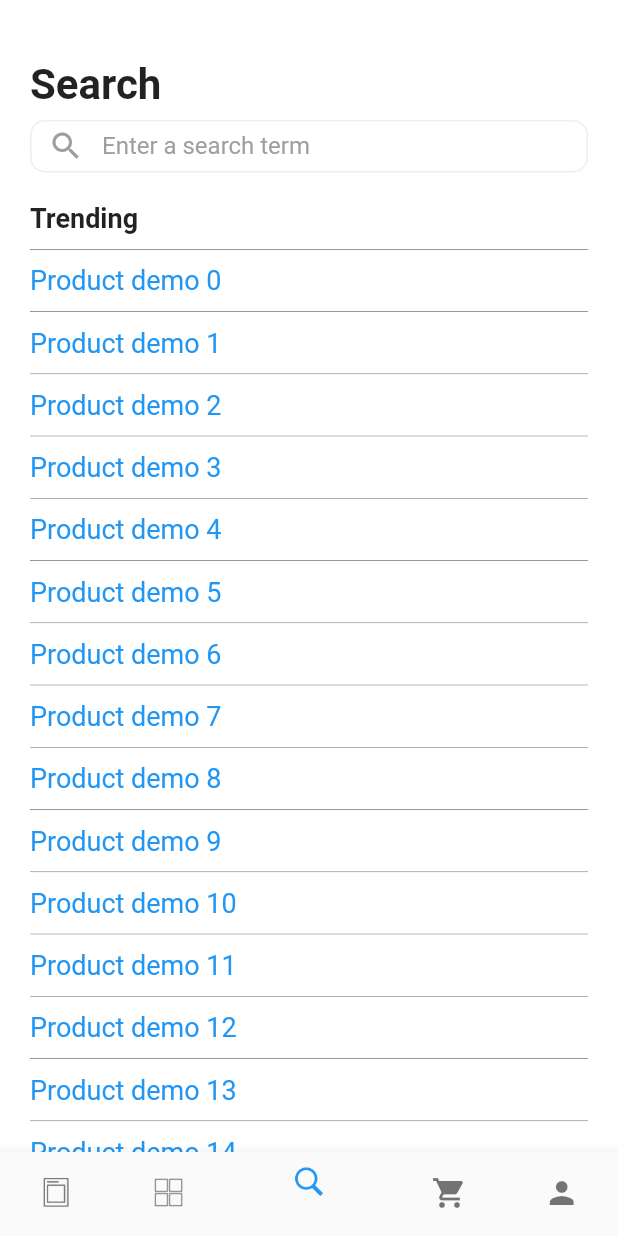
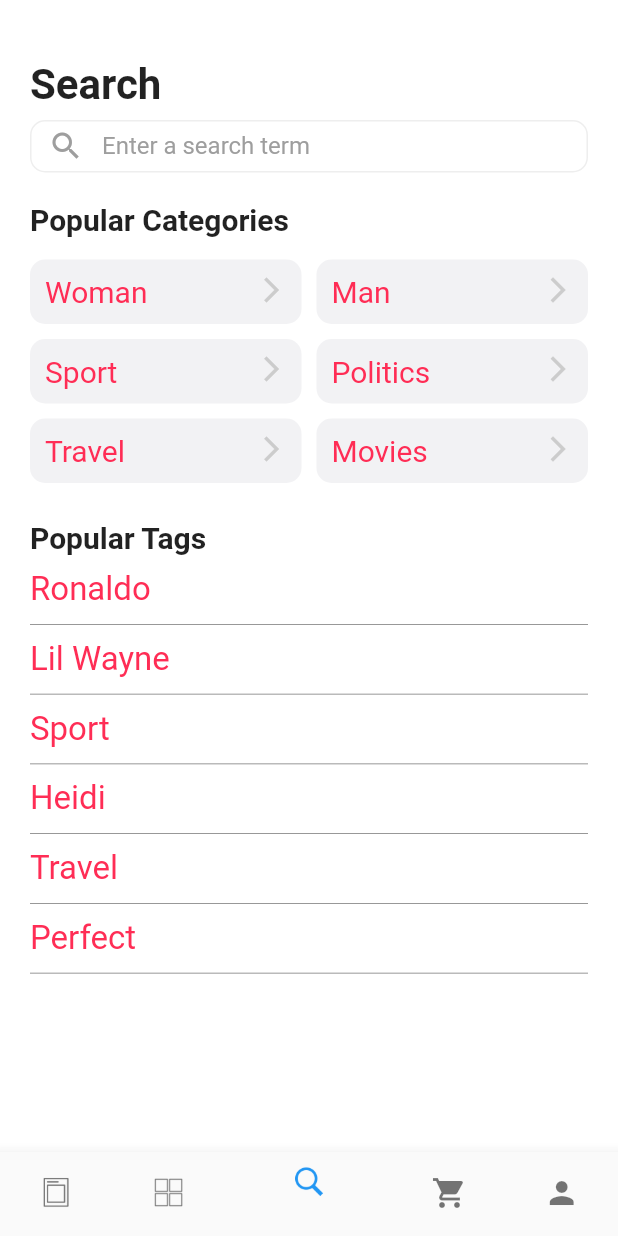
Before and after one commit to MinhDat/ChStore, a Flutter app: the screen it shows after launch, item 3 of the bottom bar chosen, on a phone screen of 412 x 824 dp. Run offline on Flutter 3.47's test engine with Material 2 defaults, Android fonts, the phone set to English and light mode, and no system bars.

Commit message:
add popularity

```diff
--- /dev/null
+++ b/lib/data/Popularity.dart
@@ -0,0 +1,71 @@
+class PopularCategory {
+  PopularCategory({
+    this.id,
+    this.name,
+  });
+  final int id;
+  final String name;
+}
+
+class PopularTag {
+  PopularTag({
+    this.id,
+    this.name,
+  });
+  final int id;
+  final String name;
+}
+
+List<PopularCategory> popularCategories = [
+  PopularCategory(
+    id: 0,
+    name: "Woman",
+  ),
+  PopularCategory(
+    id: 1,
+    name: "Man",
+  ),
+  PopularCategory(
+    id: 2,
+    name: "Sport",
+  ),
+  PopularCategory(
+    id: 3,
+    name: "Politics",
+  ),
+  PopularCategory(
+    id: 4,
+    name: "Travel",
+  ),
+  PopularCategory(
+    id: 5,
+    name: "Movies",
+  ),
+];
+
+List<PopularCategory> popularTags = [
+  PopularCategory(
+    id: 0,
+    name: "Ronaldo",
+  ),
+  PopularCategory(
+    id: 1,
+    name: "Lil Wayne",
+  ),
+  PopularCategory(
+    id: 2,
+    name: "Sport",
+  ),
+  PopularCategory(
+    id: 3,
+    name: "Heidi",
+  ),
+  PopularCategory(
+    id: 4,
+    name: "Travel",
+  ),
+  PopularCategory(
+    id: 5,
+    name: "Perfect",
+  ),
+];
--- a/lib/screens/Search/main.dart
+++ b/lib/screens/Search/main.dart
@@ -1,5 +1,6 @@
 import 'package:flutter/material.dart';
 import 'package:ChStore/widgets/SearchBarView.dart';
+import 'package:ChStore/widgets/PopularityView.dart';
 
 class Search extends StatelessWidget {
   @override
@@ -110,53 +111,11 @@ class _WidgetList extends State<SearchContainer> with WidgetsBindingObserver {
                 },
               ),
             ),
-            SliverList(
-              delegate: SliverChildListDelegate(
-                [
-                  Container(
-                    alignment: Alignment.topLeft,
-                    margin: EdgeInsets.only(left: 20.0, right: 20.0),
-                    padding: EdgeInsets.only(bottom: 10.0),
-                    decoration: new BoxDecoration(
-                      color: Colors.white,
-                      border: Border(
-                        bottom: BorderSide(width: 0.5, color: Colors.grey[600]),
-                      ),
-                    ),
-                    child: Text(
-                      "Trending",
-                      style: TextStyle(
-                          fontSize: 18.0, fontWeight: FontWeight.bold),
-                    ),
-                  ),
-                ],
+            SliverToBoxAdapter(
+              child: Container(
+                child: PopularityView(),
               ),
             ),
-            SliverList(delegate:
-                SliverChildBuilderDelegate((BuildContext context, int index) {
-              return Container(
-                child: Column(
-                  children: [
-                    Container(
-                      alignment: Alignment.topLeft,
-                      margin: EdgeInsets.only(left: 20.0, right: 20.0),
-                      padding: EdgeInsets.only(top: 10.0, bottom: 10.0),
-                      decoration: new BoxDecoration(
-                        color: Colors.white,
-                        border: Border(
-                          bottom:
-                              BorderSide(width: 0.5, color: Colors.grey[600]),
-                        ),
-                      ),
-                      child: Text(
-                        "Product demo $index",
-                        style: TextStyle(fontSize: 18.0, color: Colors.blue),
-                      ),
-                    ),
-                  ],
-                ),
-              );
-            }))
           ],
         ),
       ),
--- /dev/null
+++ b/lib/widgets/PopularityView.dart
@@ -0,0 +1,133 @@
+import 'package:flutter/material.dart';
+import 'package:ChStore/data/Popularity.dart';
+
+const RIGHT = true;
+const LEFT = false;
+
+class PopularityView extends StatelessWidget {
+  @override
+  Widget build(BuildContext context) {
+    return Column(
+      mainAxisSize: MainAxisSize.max,
+      crossAxisAlignment: CrossAxisAlignment.start,
+      children: [
+        PopularCategories(),
+        PopularTags(),
+      ],
+    );
+  }
+}
+
+class PopularCategories extends StatelessWidget {
+  Expanded _renderRow(data, position) {
+    double marginLeft = 20;
+    double marginRight = 5;
+    if (position) {
+      marginLeft = 5;
+      marginRight = 20;
+    }
+    return Expanded(
+      flex: 5,
+      child: Container(
+        margin: EdgeInsets.only(
+            left: marginLeft, right: marginRight, top: 5, bottom: 5),
+        padding: EdgeInsets.all(10),
+        decoration: BoxDecoration(
+          color: Color(0xFFF2F2F4),
+          borderRadius: new BorderRadius.all(Radius.circular(10.0)),
+        ),
+        child: Stack(
+          children: <Widget>[
+            Text(
+              data.name,
+              style: TextStyle(color: Color(0xFFFF2D55), fontSize: 20),
+            ),
+            Align(
+              alignment: Alignment.topRight,
+              child: Icon(
+                Icons.arrow_forward_ios,
+                size: 20,
+                color: Color(0xFFCCCCCC),
+              ),
+            )
+          ],
+        ),
+      ),
+    );
+  }
+
+  @override
+  Widget build(BuildContext context) {
+    List<Widget> _popularCategories = [
+      Padding(
+        padding: EdgeInsets.only(left: 20, bottom: 10),
+        child: Text(
+          "Popular Categories",
+          style: TextStyle(fontSize: 20, fontWeight: FontWeight.bold),
+        ),
+      )
+    ];
+    int index = 0;
+
+    while (index < popularCategories.length) {
+      _popularCategories.add(
+        Row(
+          children: <Widget>[
+            _renderRow(popularCategories[index], LEFT),
+            (index++ < popularCategories.length
+                ? _renderRow(popularCategories[index], RIGHT)
+                : null),
+          ].where((f) => (f != null)).toList(),
+        ),
+      );
+      index++;
+    }
+    return Column(
+      mainAxisSize: MainAxisSize.max,
+      crossAxisAlignment: CrossAxisAlignment.start,
+      children: _popularCategories,
+    );
+  }
+}
+
+class PopularTags extends StatelessWidget {
+  @override
+  Widget build(BuildContext context) {
+    List<Widget> _popularTags = [
+      Padding(
+        padding: EdgeInsets.only(left: 20, top: 20),
+        child: Text(
+          "Popular Tags",
+          style: TextStyle(fontSize: 20, fontWeight: FontWeight.bold),
+        ),
+      )
+    ];
+
+    for (int i = 0; i < popularTags.length; i++) {
+      _popularTags.add(Container(
+        margin: EdgeInsets.only(left: 20, right: 20),
+        alignment: Alignment.centerLeft,
+        decoration: new BoxDecoration(
+          border: Border(
+            bottom: BorderSide(width: 0.5, color: Colors.grey[600]),
+          ),
+        ),
+        child: Padding(
+            padding: EdgeInsets.only(top: 10, bottom: 10),
+            child: Text(
+              popularTags[i].name,
+              style: TextStyle(
+                color: Color(0xFFFF2D55),
+                fontSize: 22,
+              ),
+            )),
+      ));
+    }
+
+    return Column(
+      mainAxisSize: MainAxisSize.max,
+      crossAxisAlignment: CrossAxisAlignment.start,
+      children: _popularTags,
+    );
+  }
+}
--- a/lib/widgets/SearchBarView.dart
+++ b/lib/widgets/SearchBarView.dart
@@ -72,6 +72,10 @@ class SearchBarState extends State<SearchBarContainer>
     onFocused();
   }
 
+  void _handleChange(data) {
+    print(data);
+  }
+
   @override
   Widget build(BuildContext context) {
     return AnimatedContainer(
@@ -87,6 +91,9 @@ class SearchBarState extends State<SearchBarContainer>
             child: isFocused
                 ? TextField(
                     autofocus: true,
+                    onChanged: (data) {
+                      _handleChange(data);
+                    },
                     decoration: InputDecoration(
                       filled: true,
                       fillColor: Colors.grey[200],
```
